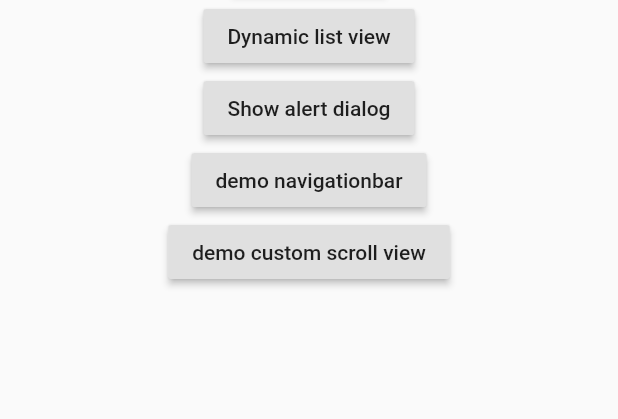
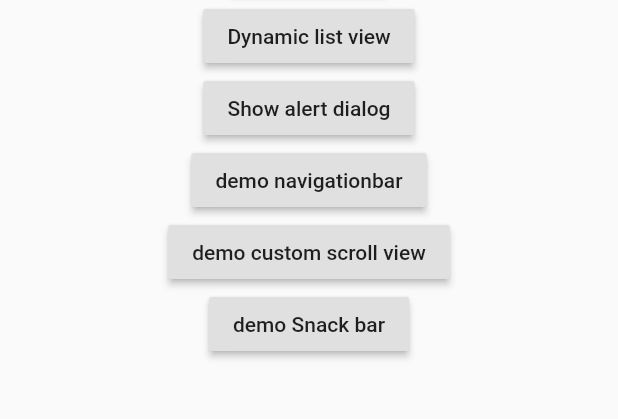
Before and after one commit to doremichen/flutter_list_demo, a Flutter app: the screen it shows after launch, on a phone screen of 412 x 824 dp, the part 372-791 px from its top. Run offline on Flutter 3.47's test engine with Material 2 defaults, Android fonts, the phone set to English and light mode, and no system bars; our stand-ins replace fluttertoast.

Commit message:
practice to add snackbar widget

```diff
--- a/lib/main.dart
+++ b/lib/main.dart
@@ -149,12 +149,50 @@ class _MyHomePageState extends State<MyHomePage> {
                 Navigator.push(context, MaterialPageRoute(builder: (context) => DemoCustomScrollView()));
               },
             ),
+            SnackBarPage(),
           ],
         ),
       ),
       resizeToAvoidBottomPadding: false,    //avoid button overflow
     );
   }
+
+  @override
+  void initState() {
+    super.initState();
+
+
+  }
+}
+
+///
+/// Show snackbar widget
+///
+class SnackBarPage extends StatelessWidget {
+  @override
+  Widget build(BuildContext context) {
+    return Center(
+      child: RaisedButton(
+        child: Text("demo Snack bar"),
+        onPressed: () {
+
+          SnackBar _snackBar = SnackBar(
+            content: Text("I am snackBar..."),
+            action: SnackBarAction(
+                label: "Action",
+                onPressed: () {
+                  Utils.showToast("Sanck bar action....");
+                }
+            ),
+          );
+
+
+          Scaffold.of(context).showSnackBar(_snackBar);
+        },
+      ),
+    );
+  }
+
 }
 
 class Todo {
```
